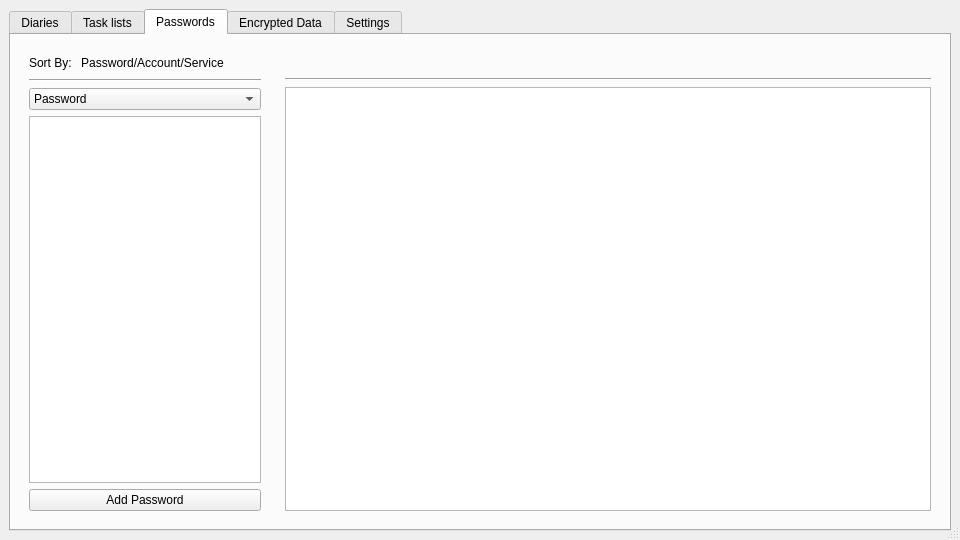
This is mainwindow.ui in therealMaPMaKeR/MMDiary as Qt 5 draws it before an edit. The edited form follows.
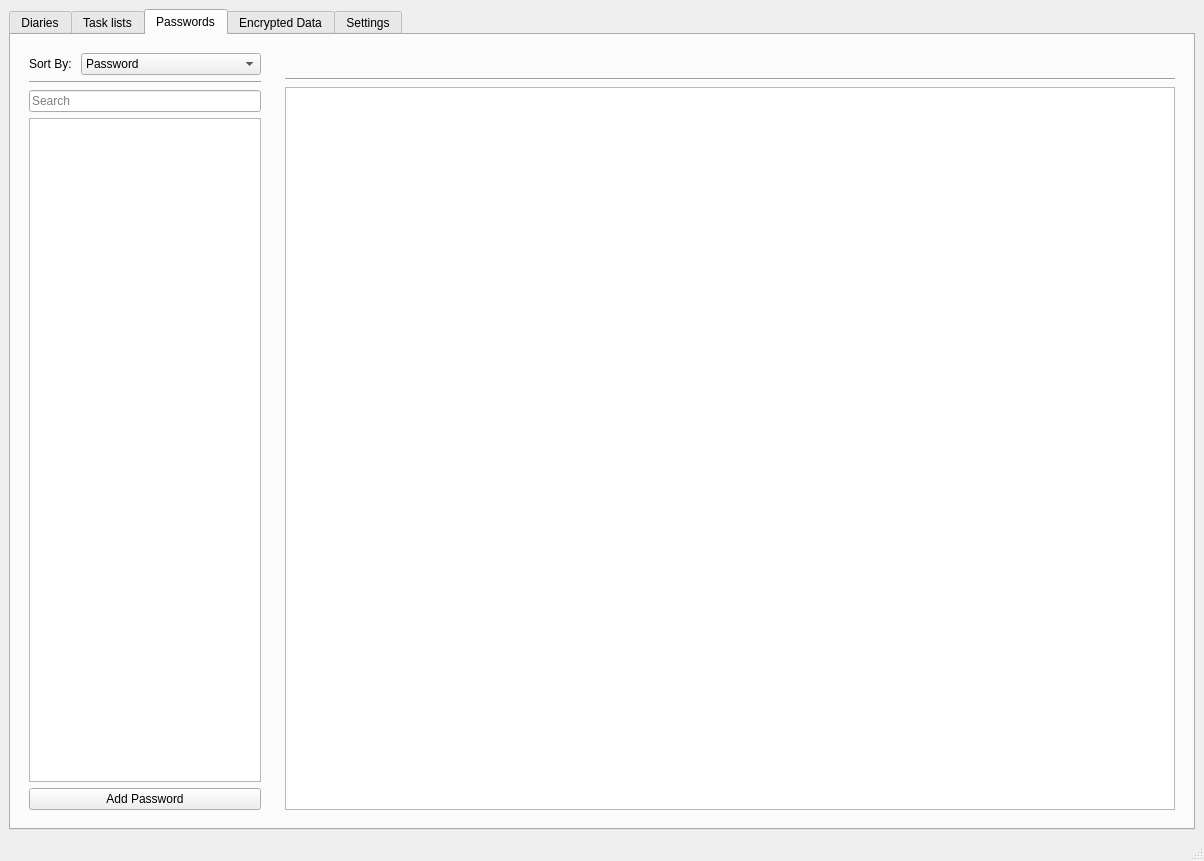
This is the edited form. The open tabs and pages were chosen to show the change. Custom widgets are drawn as their Qt base class.

Commit message: adding password search bar

The edit to the form file:
```diff
--- a/mainwindow.ui
+++ b/mainwindow.ui
@@ -6,8 +6,8 @@
    <rect>
     <x>0</x>
     <y>0</y>
-    <width>960</width>
-    <height>540</height>
+    <width>1204</width>
+    <height>861</height>
    </rect>
   </property>
   <property name="sizePolicy">
@@ -474,38 +474,6 @@
                 </widget>
                </item>
                <item>
-                <widget class="QLabel" name="label_PWDisplayIND">
-                 <property name="text">
-                  <string>Password/Account/Service</string>
-                 </property>
-                 <property name="alignment">
-                  <set>Qt::AlignCenter</set>
-                 </property>
-                </widget>
-               </item>
-               <item>
-                <spacer name="horizontalSpacer_2">
-                 <property name="orientation">
-                  <enum>Qt::Horizontal</enum>
-                 </property>
-                 <property name="sizeHint" stdset="0">
-                  <size>
-                   <width>40</width>
-                   <height>20</height>
-                  </size>
-                 </property>
-                </spacer>
-               </item>
-              </layout>
-             </item>
-             <item>
-              <widget class="Line" name="line_5">
-               <property name="orientation">
-                <enum>Qt::Horizontal</enum>
-               </property>
-              </widget>
-             </item>
-             <item>
               <widget class="QComboBox" name="comboBox_PWSortBy">
                <property name="sizePolicy">
                 <sizepolicy hsizetype="MinimumExpanding" vsizetype="Fixed">
@@ -542,6 +510,22 @@
                </item>
               </widget>
              </item>
+              </layout>
+             </item>
+             <item>
+              <widget class="Line" name="line_5">
+               <property name="orientation">
+                <enum>Qt::Horizontal</enum>
+               </property>
+              </widget>
+             </item>
+             <item>
+              <widget class="QLineEdit" name="lineEdit_PWSearch">
+               <property name="placeholderText">
+                <string>Search</string>
+               </property>
+              </widget>
+             </item>
              <item>
               <widget class="QListWidget" name="listWidget_PWList"/>
              </item>
```
Left out of the diff: 4 changed lines with no effect on the pictures. Lines whose indentation alone changed are shown as unchanged. The commit also changes 1 other file.
